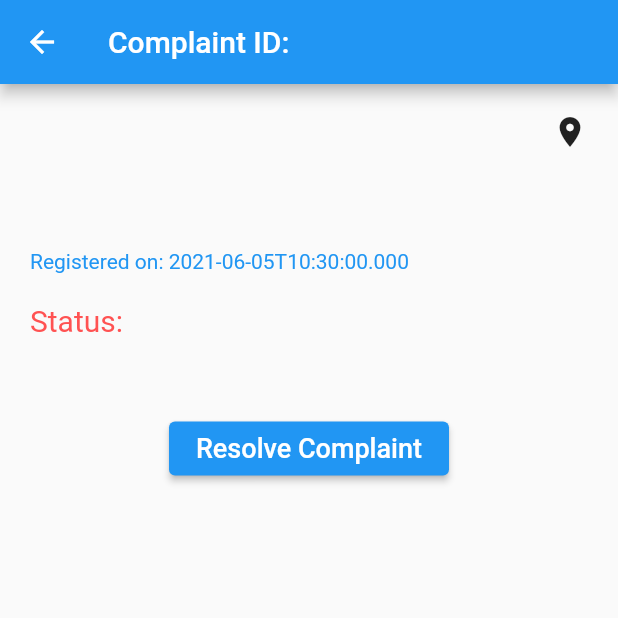
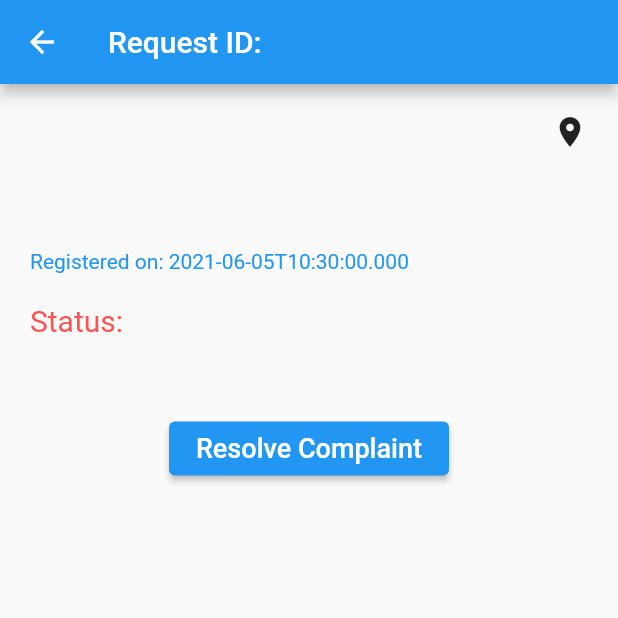
Before and after one commit to WebOps-and-Blockchain-Club/clinsti-mobile-client, a Flutter app: the ShowComplaint screen opened directly with empty values, on a phone screen of 412 x 824 dp, the top half of it. Run offline on Flutter 3.47's test engine with Material 2 defaults, Android fonts, the phone set to English and light mode, and no system bars; our stand-ins replace flutter_image_compress, fluttertoast, geolocator, google_maps_flutter, shared_preferences; missing offline and left inert: multi_image_picker; accounts and stored records are empty; network calls fail; statements that could not run were skipped.

Commit message:
update_2

```diff
--- a/lib/screens/HomeScreen/ShowComplaint/showComplaint.dart
+++ b/lib/screens/HomeScreen/ShowComplaint/showComplaint.dart
@@ -59,7 +59,7 @@ class _ShowComplaintState extends State<ShowComplaint> {
     return Scaffold(
       appBar: AppBar(
         title: Text(
-            'Complaint ID: ${widget.complaint["complaint_id"].toString()}'),
+            'Request ID: ${widget.complaint["complaint_id"].toString()}'),
       ),
       body: Padding(
         padding: const EdgeInsets.all(20.0),
```
